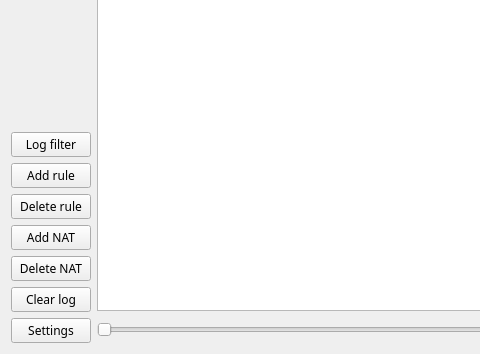
Qt form user/widget.ui (Hornos3/CoLin-Firewall) before a commit; both pictures show x 0 to 480 and y 246 to 600 of the 800 by 600 pixel window.
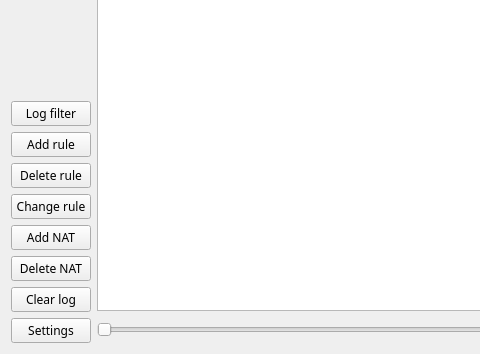
The same form after that commit.

Commit message: HUST Curriculum Design -- Firewall for Linux. Version 1.3 Update: Now we can change a rule. Fixed more bugs.

Patch:
```diff
--- a/user/widget.ui
+++ b/user/widget.ui
@@ -250,6 +250,13 @@
        </property>
       </widget>
      </item>
+     <item>
+      <widget class="QPushButton" name="btn_changerule">
+       <property name="text">
+        <string>Change rule</string>
+       </property>
+      </widget>
+     </item>
      <item>
       <widget class="QPushButton" name="btn_addnat">
        <property name="text">
```
The commit also changes 19 other files.
